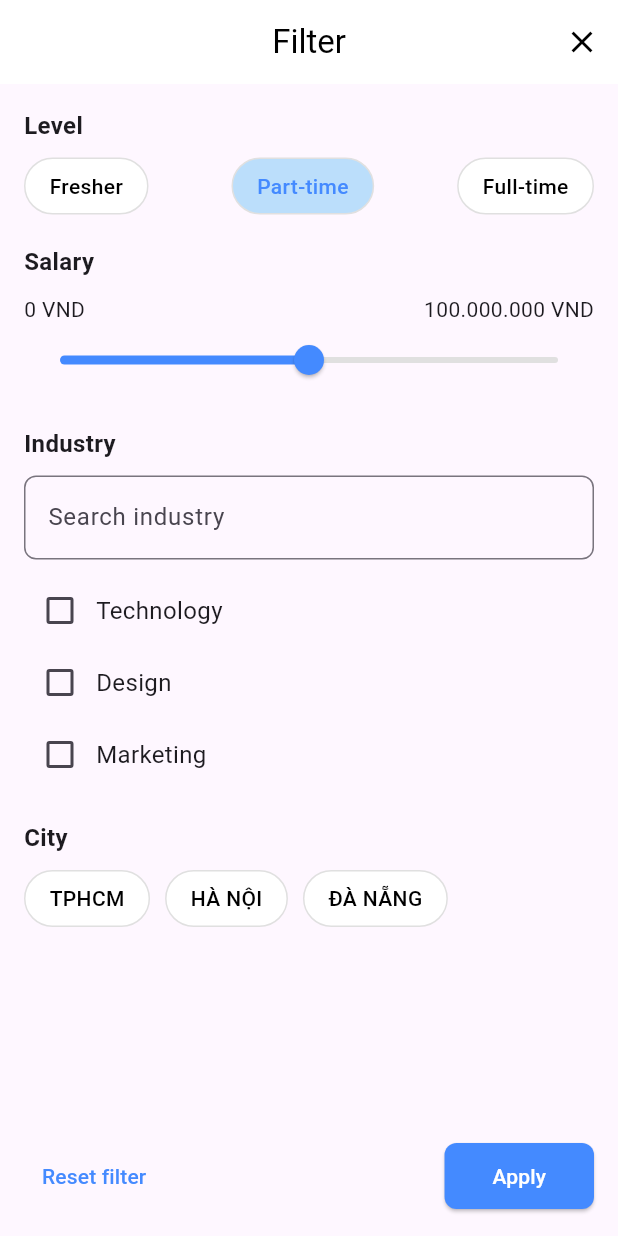
After one commit to ThuPham60232004/flutter_application_project, a Flutter app: the FilterModal screen opened by its route, on a phone screen of 412 x 824 dp. The commit adds this screen. Run offline on Flutter 3.47's test engine with Material 3 defaults, Android fonts, the phone set to English and light mode, and no system bars; our stand-ins replace carousel_slider, shared_preferences; accounts and stored records are empty; network calls fail.

Commit message:
Thêm component (22)

```diff
--- a/lib/core/routes/app_routes.dart
+++ b/lib/core/routes/app_routes.dart
@@ -15,6 +15,7 @@ import 'package:flutter_application_project/presentation/screens/forgetpass_scre
 import 'package:flutter_application_project/presentation/screens/resetpass_screen.dart';
 import 'package:flutter_application_project/presentation/modal/detailjob_modal.dart';
 import 'package:flutter_application_project/presentation/screens/detailjob_screen.dart';
+import 'package:flutter_application_project/presentation/modal/filter_modal.dart';
 import 'route_names.dart';
 
 class AppRoutes {
@@ -35,5 +36,6 @@ class AppRoutes {
     RouteNames.resetpassscreen: (context) => const ResetPassScreen(),
     RouteNames.detailjob_modal: (context) => const ModalDetailScreen(),
     RouteNames.detailjob_screen: (context) => const DetailJobScreen(),
+    RouteNames.filter_modal: (context) => const FilterModal(),
   };
 }
--- a/lib/core/routes/route_names.dart
+++ b/lib/core/routes/route_names.dart
@@ -15,4 +15,5 @@ class RouteNames {
   static const String resetpassscreen = '/resetpassscreen';
   static const String detailjob_modal = '/detailjob_modal';
   static const String detailjob_screen = '/detailjob_screen';
+    static const String filter_modal = '/filter_modal';
 }
--- a/lib/core/widgets/widget_drawer.dart
+++ b/lib/core/widgets/widget_drawer.dart
@@ -15,6 +15,7 @@ import 'package:flutter_application_project/presentation/screens/forgetpass_scre
 import 'package:flutter_application_project/presentation/screens/resetpass_screen.dart';
 import 'package:flutter_application_project/presentation/modal/detailjob_modal.dart';
 import 'package:flutter_application_project/presentation/screens/detailjob_screen.dart';
+import 'package:flutter_application_project/presentation/modal/filter_modal.dart';
 import 'package:shared_preferences/shared_preferences.dart';
 
 class CustomDrawer extends StatefulWidget {
@@ -32,7 +33,6 @@ class _CustomDrawerState extends State<CustomDrawer> {
     super.initState();
     _checkLoginStatus();
   }
-
   Future<void> _checkLoginStatus() async {
     final prefs = await SharedPreferences.getInstance();
     setState(() {
@@ -41,7 +41,6 @@ class _CustomDrawerState extends State<CustomDrawer> {
       isLoggedIn = name != null;
     });
   }
-
   Future<void> _logout() async {
     final prefs = await SharedPreferences.getInstance();
     await prefs.clear();
@@ -57,6 +56,7 @@ class _CustomDrawerState extends State<CustomDrawer> {
   }
 
   @override
+
   Widget build(BuildContext context) {
     final menuItems = [
       _buildMenuItem(Icons.home, 'Home', HomeScreen(), Colors.blue),
@@ -73,8 +73,10 @@ class _CustomDrawerState extends State<CustomDrawer> {
       _buildMenuItem(Icons.code, 'Enter Code', EnterCodeScreen(), Colors.deepOrange),
       _buildMenuItem(Icons.lock_open, 'Forget Password', ForgetPassScreen(), Colors.redAccent),
       _buildMenuItem(Icons.lock_reset, 'Reset Password', ResetPassScreen(), Colors.pinkAccent),
-      _buildMenuItem(Icons.lock_reset, 'Modal Detail', ModalDetailScreen(), Colors.pinkAccent),
-      _buildMenuItem(Icons.lock_reset, 'Detail Job', DetailJobScreen(), Colors.pinkAccent),
+      _buildMenuItem(Icons.model_training, 'Modal Detail', ModalDetailScreen(), Colors.pinkAccent),
+      _buildMenuItem(Icons.join_full, 'Detail Job', DetailJobScreen(), Colors.pinkAccent),
+      _buildMenuItem(Icons.filter, 'Filter Modal', FilterModal(), Colors.pinkAccent),
+
     ];
 
     return Drawer(
--- /dev/null
+++ b/lib/presentation/modal/filter_modal.dart
@@ -0,0 +1,277 @@
+import 'package:flutter/material.dart';
+
+class FilterModal extends StatefulWidget {
+  const FilterModal({super.key});
+
+  @override
+  _FilterModalState createState() => _FilterModalState();
+}
+
+class _FilterModalState extends State<FilterModal> {
+  double _salaryValue = 50;
+  bool _isFresherSelected = false;
+  bool _isPartTimeSelected = true;
+  bool _isFullTimeSelected = false;
+  bool _isTechnologySelected = false;
+  bool _isDesignSelected = false;
+  bool _isMarketingSelected = false;
+  String _selectedCity = ''; // Thành phố được chọn
+
+  @override
+  Widget build(BuildContext context) {
+    return Scaffold(
+      appBar: AppBar(
+        elevation: 0,
+        backgroundColor: Colors.white,
+        title: Text(
+          "Filter",
+          style: TextStyle(color: Colors.black),
+        ),
+        centerTitle: true,
+        actions: [
+          IconButton(
+            onPressed: () => Navigator.pop(context),
+            icon: Icon(Icons.close, color: Colors.black),
+          )
+        ],
+      ),
+      body: Padding(
+        padding: const EdgeInsets.all(16.0),
+        child: Column(
+          crossAxisAlignment: CrossAxisAlignment.start,
+          children: [
+            // Level Selection
+            Text("Level", style: TextStyle(fontSize: 16, fontWeight: FontWeight.bold)),
+            SizedBox(height: 10),
+            Row(
+              mainAxisAlignment: MainAxisAlignment.spaceBetween,
+              children: [
+                _FilterButton(
+                  label: "Fresher",
+                  isSelected: _isFresherSelected,
+                  onTap: () => setState(() {
+                    _isFresherSelected = !_isFresherSelected;
+                  }),
+                ),
+                _FilterButton(
+                  label: "Part-time",
+                  isSelected: _isPartTimeSelected,
+                  onTap: () => setState(() {
+                    _isPartTimeSelected = !_isPartTimeSelected;
+                  }),
+                ),
+                _FilterButton(
+                  label: "Full-time",
+                  isSelected: _isFullTimeSelected,
+                  onTap: () => setState(() {
+                    _isFullTimeSelected = !_isFullTimeSelected;
+                  }),
+                ),
+              ],
+            ),
+            SizedBox(height: 20),
+
+            // Salary Range
+            Text("Salary", style: TextStyle(fontSize: 16, fontWeight: FontWeight.bold)),
+            SizedBox(height: 10),
+            Row(
+              mainAxisAlignment: MainAxisAlignment.spaceBetween,
+              children: [
+                Text("0 VND"),
+                Text("100.000.000 VND"),
+              ],
+            ),
+            Slider(
+              value: _salaryValue,
+              min: 0,
+              max: 100,
+              onChanged: (value) {
+                setState(() {
+                  _salaryValue = value;
+                });
+              },
+              activeColor: Colors.blueAccent,
+              inactiveColor: Colors.grey.shade300,
+            ),
+            SizedBox(height: 20),
+            Text("Industry", style: TextStyle(fontSize: 16, fontWeight: FontWeight.bold)),
+            SizedBox(height: 10),
+            TextField(
+              decoration: InputDecoration(
+                hintText: "Search industry",
+                border: OutlineInputBorder(
+                  borderRadius: BorderRadius.circular(8),
+                  borderSide: BorderSide(color: Colors.grey.shade300),
+                ),
+              ),
+            ),
+            SizedBox(height: 10),
+            Column(
+              children: [
+                _CheckboxTile(
+                  label: "Technology",
+                  value: _isTechnologySelected,
+                  onChanged: (value) {
+                    setState(() {
+                      _isTechnologySelected = value!;
+                    });
+                  },
+                ),
+                _CheckboxTile(
+                  label: "Design",
+                  value: _isDesignSelected,
+                  onChanged: (value) {
+                    setState(() {
+                      _isDesignSelected = value!;
+                    });
+                  },
+                ),
+                _CheckboxTile(
+                  label: "Marketing",
+                  value: _isMarketingSelected,
+                  onChanged: (value) {
+                    setState(() {
+                      _isMarketingSelected = value!;
+                    });
+                  },
+                ),
+              ],
+            ),
+            SizedBox(height: 20),
+
+            Text("City", style: TextStyle(fontSize: 16, fontWeight: FontWeight.bold)),
+            SizedBox(height: 10),
+            Wrap(
+              spacing: 10,
+              children: [
+                _FilterButton(
+                  label: "TPHCM",
+                  isSelected: _selectedCity == 'TPHCM',
+                  onTap: () {
+                    setState(() {
+                      _selectedCity = 'TPHCM';
+                    });
+                  },
+                ),
+                _FilterButton(
+                  label: "HÀ NỘI",
+                  isSelected: _selectedCity == 'HÀ NỘI',
+                  onTap: () {
+                    setState(() {
+                      _selectedCity = 'HÀ NỘI';
+                    });
+                  },
+                ),
+                _FilterButton(
+                  label: "ĐÀ NẴNG",
+                  isSelected: _selectedCity == 'ĐÀ NẴNG',
+                  onTap: () {
+                    setState(() {
+                      _selectedCity = 'ĐÀ NẴNG';
+                    });
+                  },
+                ),
+              ],
+            ),
+            Spacer(),
+
+            // Buttons
+            Row(
+              mainAxisAlignment: MainAxisAlignment.spaceBetween,
+              children: [
+                TextButton(
+                  onPressed: () {
+                    setState(() {
+                      _isFresherSelected = false;
+                      _isPartTimeSelected = true;
+                      _isFullTimeSelected = false;
+                      _salaryValue = 50;
+                      _isTechnologySelected = false;
+                      _isDesignSelected = false;
+                      _isMarketingSelected = false;
+                      _selectedCity = '';  // Reset lại thành phố
+                    });
+                  },
+                  child: Text(
+                    "Reset filter",
+                    style: TextStyle(color: Colors.blueAccent),
+                  ),
+                ),
+                ElevatedButton(
+                  onPressed: () {},
+                  style: ElevatedButton.styleFrom(
+                    padding: EdgeInsets.symmetric(horizontal: 32, vertical: 12),
+                    shape: RoundedRectangleBorder(
+                      borderRadius: BorderRadius.circular(8),
+                    ),
+                    backgroundColor: Colors.blueAccent,
+                  ),
+                  child: Text(
+                    "Apply",
+                    style: TextStyle(color: Colors.white),
+                  ),
+                ),
+              ],
+            )
+          ],
+        ),
+      ),
+    );
+  }
+}
+
+class _FilterButton extends StatelessWidget {
+  final String label;
+  final bool isSelected;
+  final VoidCallback onTap;
+
+  const _FilterButton({
+    required this.label,
+    this.isSelected = false,
+    required this.onTap,
+  });
+
+  @override
+  Widget build(BuildContext context) {
+    return GestureDetector(
+      onTap: onTap,
+      child: Container(
+        padding: EdgeInsets.symmetric(horizontal: 16, vertical: 8),
+        decoration: BoxDecoration(
+          color: isSelected ? Colors.blue.shade100 : Colors.white,
+          border: Border.all(color: Colors.grey.shade300),
+          borderRadius: BorderRadius.circular(20),
+        ),
+        child: Text(
+          label,
+          style: TextStyle(
+            color: isSelected ? Colors.blueAccent : Colors.black,
+            fontWeight: FontWeight.w500,
+          ),
+        ),
+      ),
+    );
+  }
+}
+
+class _CheckboxTile extends StatelessWidget {
+  final String label;
+  final bool value;
+  final ValueChanged<bool?> onChanged;
+
+  const _CheckboxTile({
+    required this.label,
+    required this.value,
+    required this.onChanged,
+  });
+
+  @override
+  Widget build(BuildContext context) {
+    return Row(
+      children: [
+        Checkbox(value: value, onChanged: onChanged),
+        Text(label, style: TextStyle(fontSize: 16)),
+      ],
+    );
+  }
+}
```
